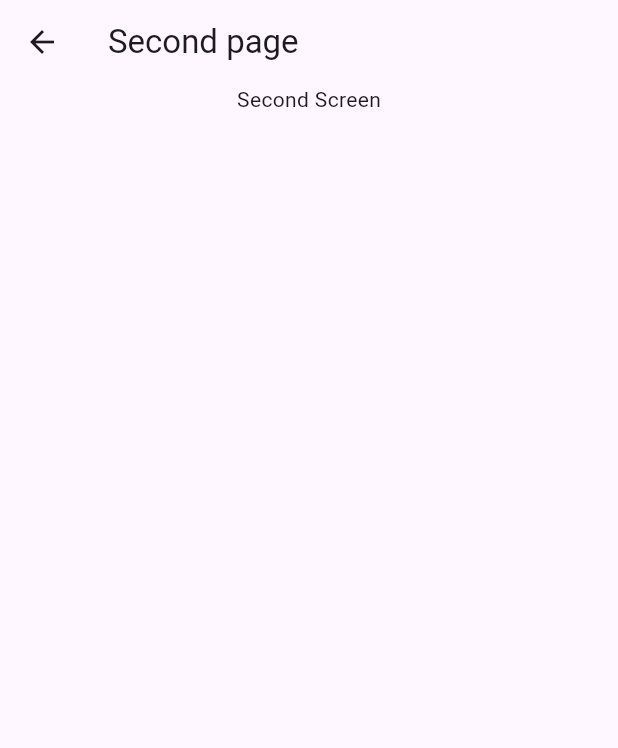
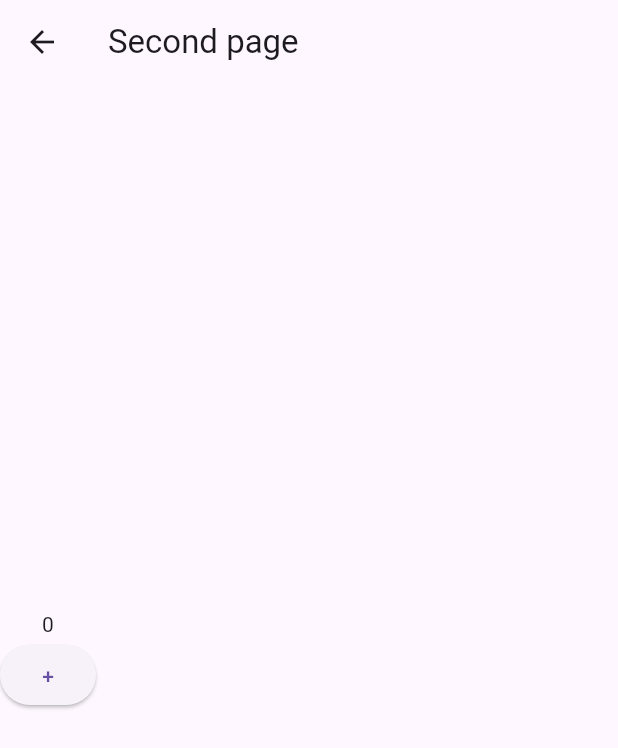
Before and after one commit to IslamAhmedAlsoghier/Ecommerce_Checkout_Order, a Flutter app: the SecondPage screen opened directly, on a phone screen of 412 x 824 dp. Shown: the top 748 px of the screen. Run offline on Flutter 3.47's test engine with Material 3 defaults, Android fonts, the light colour scheme and no system bars; our stand-ins replace firebase_core, get; accounts and stored records are empty.

Commit message:
my checkoutv2 commit

```diff
--- a/lib/main.dart
+++ b/lib/main.dart
@@ -1,14 +1,16 @@
+import 'package:ecommerce_checkout/view/SecondScreen.dart';
 import 'package:ecommerce_checkout/view/login.dart';
 import 'package:flutter/material.dart';
 import 'package:get/get_navigation/src/root/get_material_app.dart';
+import 'package:get/get_navigation/src/routes/get_route.dart';
 //import 'package:get/get.dart';
 
 void main() {
-  runApp(const MyApp());
+  runApp(MyApp());
 }
 
 class MyApp extends StatelessWidget {
-  const MyApp({Key? key}) : super(key: key);
+  MyApp({Key? key}) : super(key: key);
 
   @override
   Widget build(BuildContext context) {
--- a/lib/view/SecondScreen.dart
+++ b/lib/view/SecondScreen.dart
@@ -1,6 +1,7 @@
 import 'package:ecommerce_checkout/constants/colors.dart';
 import 'package:ecommerce_checkout/custom_widgets/customtext.dart';
 import 'package:ecommerce_checkout/view/login.dart';
+import 'package:ecommerce_checkout/view_model/authViewModel.dart';
 import 'package:flutter/material.dart';
 import 'package:get/get.dart';
 
@@ -13,24 +14,23 @@
       appBar: AppBar(
         title: const Text('Second page'),
       ),
-      body: Center(
-          child: Column(
+      body: Column(
+        mainAxisAlignment: MainAxisAlignment.center,
+        crossAxisAlignment: CrossAxisAlignment.center,
         children: [
-          const Text('Second Screen'),
-          // ElevatedButton(
-          //   onPressed: () {
-          //     // Future.delayed(Duration.zero, () {
-          //     //   Get.to(() => Login());
-          //     // });
-          //   },
-          //   style: ButtonStyle(
-          //     backgroundColor: WidgetStatePropertyAll(primaryColorApp),
-          //   ),
-          //   child: custometext(
-          //       text: '<- Backe', fontsize: 15, color: Colors.black),
-          // ),
+          GetBuilder<AuthModelView>(
+            init: AuthModelView(),
+            builder: (value) => Text('${value.count}'),
+          ),
+          GetBuilder<AuthModelView>(
+            init: AuthModelView(),
+            builder: (value) => ElevatedButton(
+              onPressed: value.increament,
+              child: const Text('+'),
+            ),
+          ),
         ],
-      )),
+      ),
     );
   }
 }
```
Also changed, not shown: lib/custom_widgets/actionButton.dart (deleted, +0 -24 lines), lib/view/login.dart (+12 -21 lines), lib/view_model/authViewModel.dart (added, +27 -0 lines), pubspec.lock, 1 other file.
